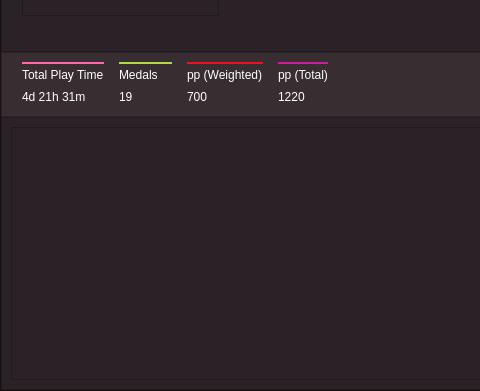
This is Screens/User_Tab.ui in sortedcord/osu-statqt as Qt 5 draws it before an edit; both pictures show x 0 to 480 and y 199 to 590 of the 855 by 590 pixel window. The edited form follows.
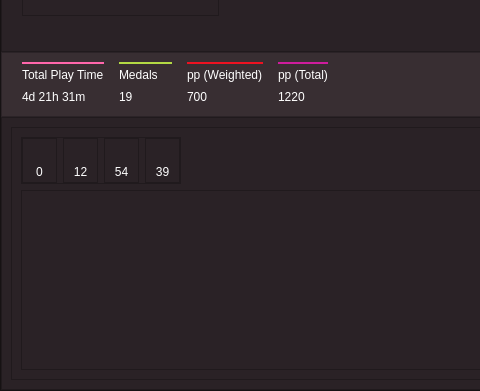
This is the edited form. Icons and pictures are not drawn.

Commit message: (Chore): Generated py file for UserTab

What changed in the file:
```diff
--- a/Screens/User_Tab.ui
+++ b/Screens/User_Tab.ui
@@ -1089,6 +1089,434 @@
             <property name="frameShadow">
              <enum>QFrame::Raised</enum>
             </property>
+            <layout class="QVBoxLayout" name="verticalLayout_23">
+             <item>
+              <widget class="QFrame" name="mods_frame">
+               <property name="sizePolicy">
+                <sizepolicy hsizetype="Fixed" vsizetype="Fixed">
+                 <horstretch>0</horstretch>
+                 <verstretch>0</verstretch>
+                </sizepolicy>
+               </property>
+               <property name="layoutDirection">
+                <enum>Qt::LeftToRight</enum>
+               </property>
+               <property name="frameShape">
+                <enum>QFrame::StyledPanel</enum>
+               </property>
+               <property name="frameShadow">
+                <enum>QFrame::Raised</enum>
+               </property>
+               <layout class="QHBoxLayout" name="horizontalLayout_10">
+                <property name="leftMargin">
+                 <number>0</number>
+                </property>
+                <property name="topMargin">
+                 <number>0</number>
+                </property>
+                <property name="rightMargin">
+                 <number>0</number>
+                </property>
+                <property name="bottomMargin">
+                 <number>0</number>
+                </property>
+                <item>
+                 <widget class="QFrame" name="mod1_box">
+                  <property name="sizePolicy">
+                   <sizepolicy hsizetype="Fixed" vsizetype="Fixed">
+                    <horstretch>0</horstretch>
+                    <verstretch>0</verstretch>
+                   </sizepolicy>
+                  </property>
+                  <property name="minimumSize">
+                   <size>
+                    <width>35</width>
+                    <height>45</height>
+                   </size>
+                  </property>
+                  <property name="maximumSize">
+                   <size>
+                    <width>40</width>
+                    <height>45</height>
+                   </size>
+                  </property>
+                  <property name="frameShape">
+                   <enum>QFrame::StyledPanel</enum>
+                  </property>
+                  <property name="frameShadow">
+                   <enum>QFrame::Raised</enum>
+                  </property>
+                  <layout class="QVBoxLayout" name="verticalLayout_19">
+                   <property name="spacing">
+                    <number>0</number>
+                   </property>
+                   <property name="leftMargin">
+                    <number>0</number>
+                   </property>
+                   <property name="topMargin">
+                    <number>0</number>
+                   </property>
+                   <property name="rightMargin">
+                    <number>0</number>
+                   </property>
+                   <property name="bottomMargin">
+                    <number>0</number>
+                   </property>
+                   <item>
+                    <widget class="QLabel" name="mod_1_icon">
+                     <property name="sizePolicy">
+                      <sizepolicy hsizetype="Fixed" vsizetype="Fixed">
+                       <horstretch>0</horstretch>
+                       <verstretch>0</verstretch>
+                      </sizepolicy>
+                     </property>
+                     <property name="minimumSize">
+                      <size>
+                       <width>32</width>
+                       <height>22</height>
+                      </size>
+                     </property>
+                     <property name="maximumSize">
+                      <size>
+                       <width>32</width>
+                       <height>22</height>
+                      </size>
+                     </property>
+                     <property name="text">
+                      <string/>
+                     </property>
+                     <property name="pixmap">
+                      <pixmap>../Assets/Mod_Icons/DT.png</pixmap>
+                     </property>
+                     <property name="scaledContents">
+                      <bool>true</bool>
+                     </property>
+                     <property name="alignment">
+                      <set>Qt::AlignCenter</set>
+                     </property>
+                    </widget>
+                   </item>
+                   <item>
+                    <widget class="QLabel" name="mod1_value">
+                     <property name="sizePolicy">
+                      <sizepolicy hsizetype="Preferred" vsizetype="Fixed">
+                       <horstretch>0</horstretch>
+                       <verstretch>0</verstretch>
+                      </sizepolicy>
+                     </property>
+                     <property name="styleSheet">
+                      <string notr="true">font: 63 10pt &quot;Torus Pro SemiBold&quot;;</string>
+                     </property>
+                     <property name="text">
+                      <string>0</string>
+                     </property>
+                     <property name="alignment">
+                      <set>Qt::AlignCenter</set>
+                     </property>
+                    </widget>
+                   </item>
+                  </layout>
+                 </widget>
+                </item>
+                <item>
+                 <widget class="QFrame" name="mod2_box">
+                  <property name="sizePolicy">
+                   <sizepolicy hsizetype="Fixed" vsizetype="Fixed">
+                    <horstretch>0</horstretch>
+                    <verstretch>0</verstretch>
+                   </sizepolicy>
+                  </property>
+                  <property name="minimumSize">
+                   <size>
+                    <width>35</width>
+                    <height>45</height>
+                   </size>
+                  </property>
+                  <property name="maximumSize">
+                   <size>
+                    <width>40</width>
+                    <height>45</height>
+                   </size>
+                  </property>
+                  <property name="frameShape">
+                   <enum>QFrame::StyledPanel</enum>
+                  </property>
+                  <property name="frameShadow">
+                   <enum>QFrame::Raised</enum>
+                  </property>
+                  <layout class="QVBoxLayout" name="verticalLayout_20">
+                   <property name="spacing">
+                    <number>0</number>
+                   </property>
+                   <property name="leftMargin">
+                    <number>0</number>
+                   </property>
+                   <property name="topMargin">
+                    <number>0</number>
+                   </property>
+                   <property name="rightMargin">
+                    <number>0</number>
+                   </property>
+                   <property name="bottomMargin">
+                    <number>0</number>
+                   </property>
+                   <item>
+                    <widget class="QLabel" name="mod_2_icon">
+                     <property name="sizePolicy">
+                      <sizepolicy hsizetype="Fixed" vsizetype="Fixed">
+                       <horstretch>0</horstretch>
+                       <verstretch>0</verstretch>
+                      </sizepolicy>
+                     </property>
+                     <property name="minimumSize">
+                      <size>
+                       <width>32</width>
+                       <height>22</height>
+                      </size>
+                     </property>
+                     <property name="maximumSize">
+                      <size>
+                       <width>32</width>
+                       <height>22</height>
+                      </size>
+                     </property>
+                     <property name="text">
+                      <string/>
+                     </property>
+                     <property name="pixmap">
+                      <pixmap>../Assets/Mod_Icons/HD.png</pixmap>
+                     </property>
+                     <property name="scaledContents">
+                      <bool>true</bool>
+                     </property>
+                    </widget>
+                   </item>
+                   <item>
+                    <widget class="QLabel" name="mod2_value">
+                     <property name="sizePolicy">
+                      <sizepolicy hsizetype="Preferred" vsizetype="Fixed">
+                       <horstretch>0</horstretch>
+                       <verstretch>0</verstretch>
+                      </sizepolicy>
+                     </property>
+                     <property name="styleSheet">
+                      <string notr="true">font: 63 10pt &quot;Torus Pro SemiBold&quot;;</string>
+                     </property>
+                     <property name="text">
+                      <string>12</string>
+                     </property>
+                     <property name="alignment">
+                      <set>Qt::AlignCenter</set>
+                     </property>
+                    </widget>
+                   </item>
+                  </layout>
+                 </widget>
+                </item>
+                <item>
+                 <widget class="QFrame" name="mod3_box">
+                  <property name="sizePolicy">
+                   <sizepolicy hsizetype="Fixed" vsizetype="Fixed">
+                    <horstretch>0</horstretch>
+                    <verstretch>0</verstretch>
+                   </sizepolicy>
+                  </property>
+                  <property name="minimumSize">
+                   <size>
+                    <width>35</width>
+                    <height>45</height>
+                   </size>
+                  </property>
+                  <property name="maximumSize">
+                   <size>
+                    <width>40</width>
+                    <height>45</height>
+                   </size>
+                  </property>
+                  <property name="frameShape">
+                   <enum>QFrame::StyledPanel</enum>
+                  </property>
+                  <property name="frameShadow">
+                   <enum>QFrame::Raised</enum>
+                  </property>
+                  <layout class="QVBoxLayout" name="verticalLayout_21">
+                   <property name="spacing">
+                    <number>0</number>
+                   </property>
+                   <property name="leftMargin">
+                    <number>0</number>
+                   </property>
+                   <property name="topMargin">
+                    <number>0</number>
+                   </property>
+                   <property name="rightMargin">
+                    <number>0</number>
+                   </property>
+                   <property name="bottomMargin">
+                    <number>0</number>
+                   </property>
+                   <item>
+                    <widget class="QLabel" name="mod_3_icon">
+                     <property name="sizePolicy">
+                      <sizepolicy hsizetype="Fixed" vsizetype="Fixed">
+                       <horstretch>0</horstretch>
+                       <verstretch>0</verstretch>
+                      </sizepolicy>
+                     </property>
+                     <property name="minimumSize">
+                      <size>
+                       <width>32</width>
+                       <height>22</height>
+                      </size>
+                     </property>
+                     <property name="maximumSize">
+                      <size>
+                       <width>32</width>
+                       <height>22</height>
+                      </size>
+                     </property>
+                     <property name="text">
+                      <string/>
+                     </property>
+                     <property name="pixmap">
+                      <pixmap>../Assets/Mod_Icons/HR.png</pixmap>
+                     </property>
+                     <property name="scaledContents">
+                      <bool>true</bool>
+                     </property>
+                    </widget>
+                   </item>
+                   <item>
+                    <widget class="QLabel" name="mod3_value">
+                     <property name="sizePolicy">
+                      <sizepolicy hsizetype="Preferred" vsizetype="Fixed">
+                       <horstretch>0</horstretch>
+                       <verstretch>0</verstretch>
+                      </sizepolicy>
+                     </property>
+                     <property name="styleSheet">
+                      <string notr="true">font: 63 10pt &quot;Torus Pro SemiBold&quot;;</string>
+                     </property>
+                     <property name="text">
+                      <string>54</string>
+                     </property>
+                     <property name="alignment">
+                      <set>Qt::AlignCenter</set>
+                     </property>
+                    </widget>
+                   </item>
+                  </layout>
+                 </widget>
+                </item>
+                <item>
+                 <widget class="QFrame" name="mod4_box">
+                  <property name="sizePolicy">
+                   <sizepolicy hsizetype="Fixed" vsizetype="Fixed">
+                    <horstretch>0</horstretch>
+                    <verstretch>0</verstretch>
+                   </sizepolicy>
+                  </property>
+                  <property name="minimumSize">
+                   <size>
+                    <width>35</width>
+                    <height>45</height>
+                   </size>
+                  </property>
+                  <property name="maximumSize">
+                   <size>
+                    <width>40</width>
+                    <height>45</height>
+                   </size>
+                  </property>
+                  <property name="frameShape">
+                   <enum>QFrame::StyledPanel</enum>
+                  </property>
+                  <property name="frameShadow">
+                   <enum>QFrame::Raised</enum>
+                  </property>
+                  <layout class="QVBoxLayout" name="verticalLayout_22">
+                   <property name="spacing">
+                    <number>0</number>
+                   </property>
+                   <property name="leftMargin">
+                    <number>0</number>
+                   </property>
+                   <property name="topMargin">
+                    <number>0</number>
+                   </property>
+                   <property name="rightMargin">
+                    <number>0</number>
+                   </property>
+                   <property name="bottomMargin">
+                    <number>0</number>
+                   </property>
+                   <item>
+                    <widget class="QLabel" name="mod_4_icon">
+                     <property name="sizePolicy">
+                      <sizepolicy hsizetype="Fixed" vsizetype="Fixed">
+                       <horstretch>0</horstretch>
+                       <verstretch>0</verstretch>
+                      </sizepolicy>
+                     </property>
+                     <property name="minimumSize">
+                      <size>
+                       <width>32</width>
+                       <height>22</height>
+                      </size>
+                     </property>
+                     <property name="maximumSize">
+                      <size>
+                       <width>32</width>
+                       <height>22</height>
+                      </size>
+                     </property>
+                     <property name="text">
+                      <string/>
+                     </property>
+                     <property name="pixmap">
+                      <pixmap>../Assets/Mod_Icons/NC.png</pixmap>
+                     </property>
+                     <property name="scaledContents">
+                      <bool>true</bool>
+                     </property>
+                    </widget>
+                   </item>
+                   <item>
+                    <widget class="QLabel" name="mod4_value">
+                     <property name="sizePolicy">
+                      <sizepolicy hsizetype="Preferred" vsizetype="Fixed">
+                       <horstretch>0</horstretch>
+                       <verstretch>0</verstretch>
+                      </sizepolicy>
+                     </property>
+                     <property name="styleSheet">
+                      <string notr="true">font: 63 10pt &quot;Torus Pro SemiBold&quot;;</string>
+                     </property>
+                     <property name="text">
+                      <string>39</string>
+                     </property>
+                     <property name="alignment">
+                      <set>Qt::AlignCenter</set>
+                     </property>
+                    </widget>
+                   </item>
+                  </layout>
+                 </widget>
+                </item>
+               </layout>
+              </widget>
+             </item>
+             <item>
+              <widget class="QFrame" name="Line_Graph_Frame">
+               <property name="frameShape">
+                <enum>QFrame::StyledPanel</enum>
+               </property>
+               <property name="frameShadow">
+                <enum>QFrame::Raised</enum>
+               </property>
+              </widget>
+             </item>
+            </layout>
            </widget>
           </item>
           <item>
```
Left out of the diff: 8 changed lines with no effect on the pictures. The commit also changes 2 other files.
